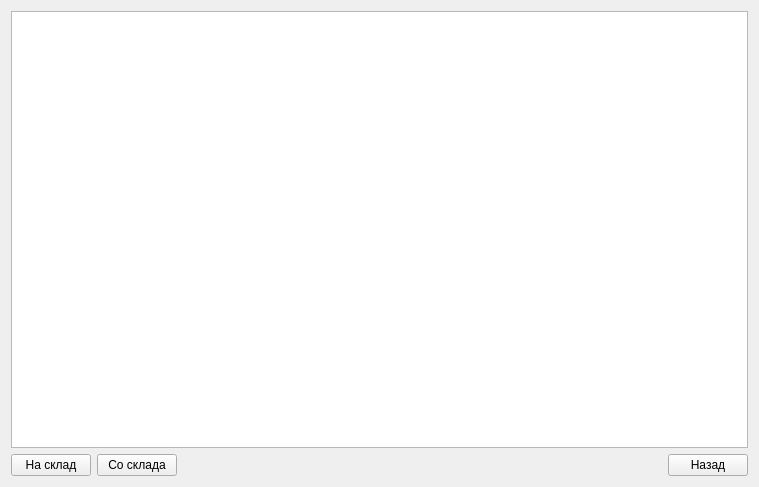
Old version of the form stockforma.ui in the repository Lelius/protyazhka.
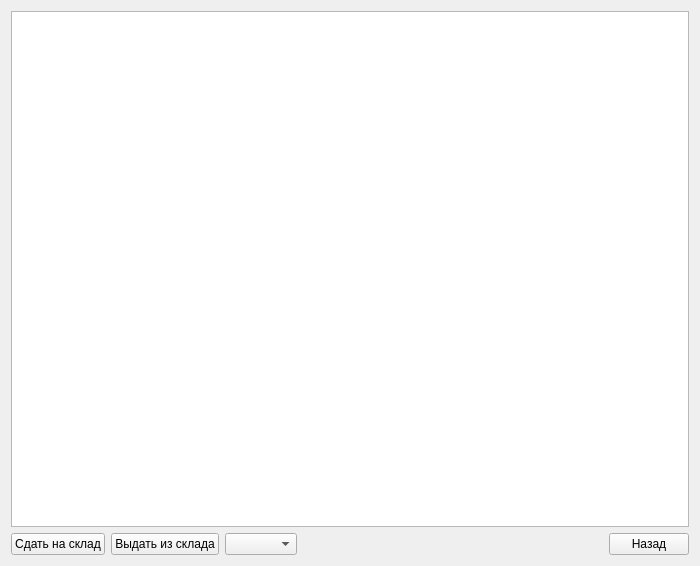
New version of the form.

Commit message: В виджет-форму StockForma ввёл внизу comboBoxStock для выбора порядка сортировки таблицы в QSqlQueryModel. Сортировка осуществляется во время выборки из БД изменением запроса. Долго думал как обновить вывод QSqlQueryModel - просто в слоте сделал вывод заново.

The edit to the form file:
```diff
--- a/stockforma.ui
+++ b/stockforma.ui
@@ -6,50 +6,64 @@
    <rect>
     <x>0</x>
     <y>0</y>
-    <width>759</width>
-    <height>487</height>
+    <width>700</width>
+    <height>566</height>
    </rect>
   </property>
   <property name="windowTitle">
    <string>Form</string>
   </property>
+  <layout class="QGridLayout" name="gridLayout_3">
+   <item row="0" column="0">
+    <layout class="QGridLayout" name="gridLayout_2">
+     <item row="0" column="0">
+      <widget class="QTableView" name="tableViewStock"/>
+     </item>
+     <item row="1" column="0">
   <layout class="QGridLayout" name="gridLayout">
-   <item row="1" column="3">
-    <widget class="QPushButton" name="pushButtonReturn">
+       <item row="0" column="0">
+        <widget class="QPushButton" name="pushButtonInStock">
      <property name="text">
-      <string>Назад</string>
+          <string>Сдать на склад</string>
      </property>
     </widget>
    </item>
-   <item row="1" column="2">
+       <item row="0" column="1">
+        <widget class="QPushButton" name="pushButtonOutStock">
+         <property name="text">
+          <string>Выдать из склада</string>
+         </property>
+        </widget>
+       </item>
+       <item row="0" column="2">
+        <widget class="QComboBox" name="comboBoxSort"/>
+       </item>
+       <item row="0" column="3">
     <spacer name="horizontalSpacer">
      <property name="orientation">
       <enum>Qt::Horizontal</enum>
      </property>
+         <property name="sizeType">
+          <enum>QSizePolicy::Expanding</enum>
+         </property>
      <property name="sizeHint" stdset="0">
       <size>
-       <width>669</width>
+           <width>138</width>
        <height>20</height>
       </size>
      </property>
     </spacer>
    </item>
-   <item row="1" column="0">
-    <widget class="QPushButton" name="pushButtonInStock">
+       <item row="0" column="4">
+        <widget class="QPushButton" name="pushButtonReturn">
      <property name="text">
-      <string>На склад</string>
+          <string>Назад</string>
      </property>
     </widget>
    </item>
-   <item row="0" column="0" colspan="4">
-    <widget class="QTableView" name="tableViewStock"/>
-   </item>
-   <item row="1" column="1">
-    <widget class="QPushButton" name="pushButtonOutStock">
-     <property name="text">
-      <string>Со склада</string>
-     </property>
-    </widget>
+      </layout>
+     </item>
+    </layout>
    </item>
   </layout>
  </widget>
```
Lines whose indentation alone changed are shown as unchanged. The commit also changes 3 other files.
